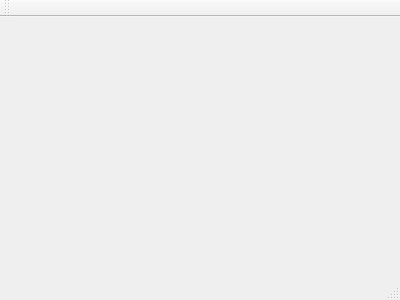
Before: the Qt Designer form mainwindow.ui in Oxyd/master-thesis, drawn with Qt 5.
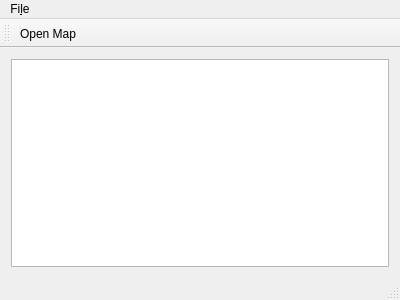
After: the same form once the commit is applied.

The edit to the form file:
```diff
--- a/mainwindow.ui
+++ b/mainwindow.ui
@@ -12,13 +12,61 @@
   <property name="windowTitle" >
    <string>MainWindow</string>
   </property>
-  <widget class="QMenuBar" name="menuBar" />
-  <widget class="QToolBar" name="mainToolBar" />
-  <widget class="QWidget" name="centralWidget" />
-  <widget class="QStatusBar" name="statusBar" />
+  <widget class="QWidget" name="centralWidget">
+   <layout class="QHBoxLayout" name="horizontalLayout">
+    <item>
+     <widget class="QGraphicsView" name="graphicsView"/>
+    </item>
+   </layout>
+  </widget>
+  <widget class="QMenuBar" name="menuBar">
+   <property name="geometry">
+    <rect>
+     <x>0</x>
+     <y>0</y>
+     <width>400</width>
+     <height>27</height>
+    </rect>
+   </property>
+   <widget class="QMenu" name="menuFile">
+    <property name="title">
+     <string>Fi&amp;le</string>
+    </property>
+    <addaction name="action_file_open"/>
+    <addaction name="action_file_quit"/>
+   </widget>
+   <addaction name="menuFile"/>
+  </widget>
+  <widget class="QStatusBar" name="statusBar"/>
+  <widget class="QToolBar" name="toolBar">
+   <property name="windowTitle">
+    <string>toolBar</string>
+   </property>
+   <attribute name="toolBarArea">
+    <enum>TopToolBarArea</enum>
+   </attribute>
+   <attribute name="toolBarBreak">
+    <bool>false</bool>
+   </attribute>
+   <addaction name="action_open_map"/>
+  </widget>
+  <action name="action_file_quit">
+   <property name="text">
+    <string>Quit</string>
+   </property>
+  </action>
+  <action name="action_open_map">
+   <property name="text">
+    <string>Open Map</string>
+   </property>
+  </action>
+  <action name="action_file_open">
+   <property name="text">
+    <string>Open</string>
+   </property>
+  </action>
  </widget>
- <layoutDefault spacing="6" margin="11" />
- <pixmapfunction></pixmapfunction>
+ <layoutdefault spacing="6" margin="11"/>
  <resources/>
  <connections/>
 </ui>
```
Left out of the diff: 61 changed lines with no effect on the pictures.
